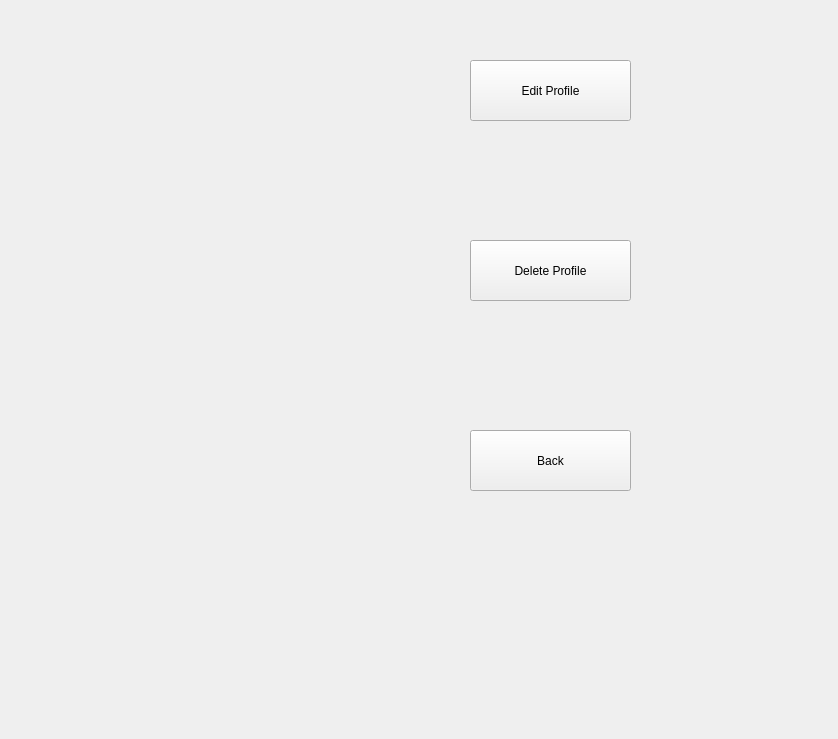
renderedSafe/Geedunk2, file edit_user_page.ui: the form before one commit.
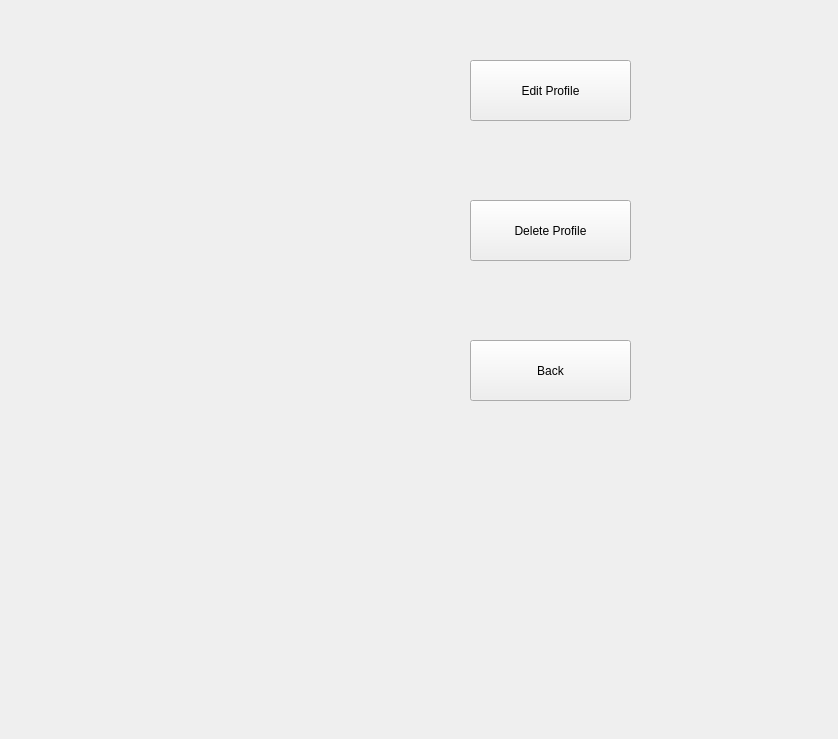
The form after the commit.

```diff
--- a/edit_user_page.ui
+++ b/edit_user_page.ui
@@ -30,7 +30,7 @@
    <property name="geometry">
     <rect>
      <x>470</x>
-     <y>240</y>
+     <y>200</y>
      <width>161</width>
      <height>61</height>
     </rect>
@@ -43,7 +43,7 @@
    <property name="geometry">
     <rect>
      <x>470</x>
-     <y>430</y>
+     <y>340</y>
      <width>161</width>
      <height>61</height>
     </rect>
@@ -58,7 +58,7 @@
      <x>10</x>
      <y>20</y>
      <width>461</width>
-     <height>661</height>
+     <height>481</height>
     </rect>
    </property>
    <layout class="QVBoxLayout" name="verticalLayout"/>
```
